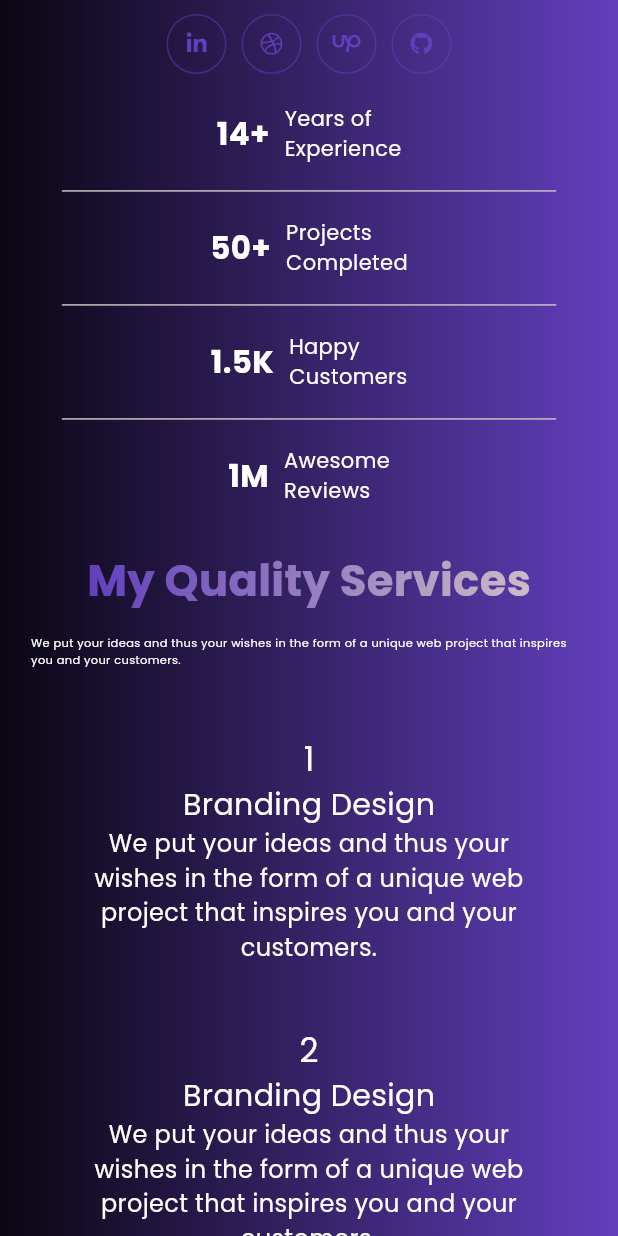
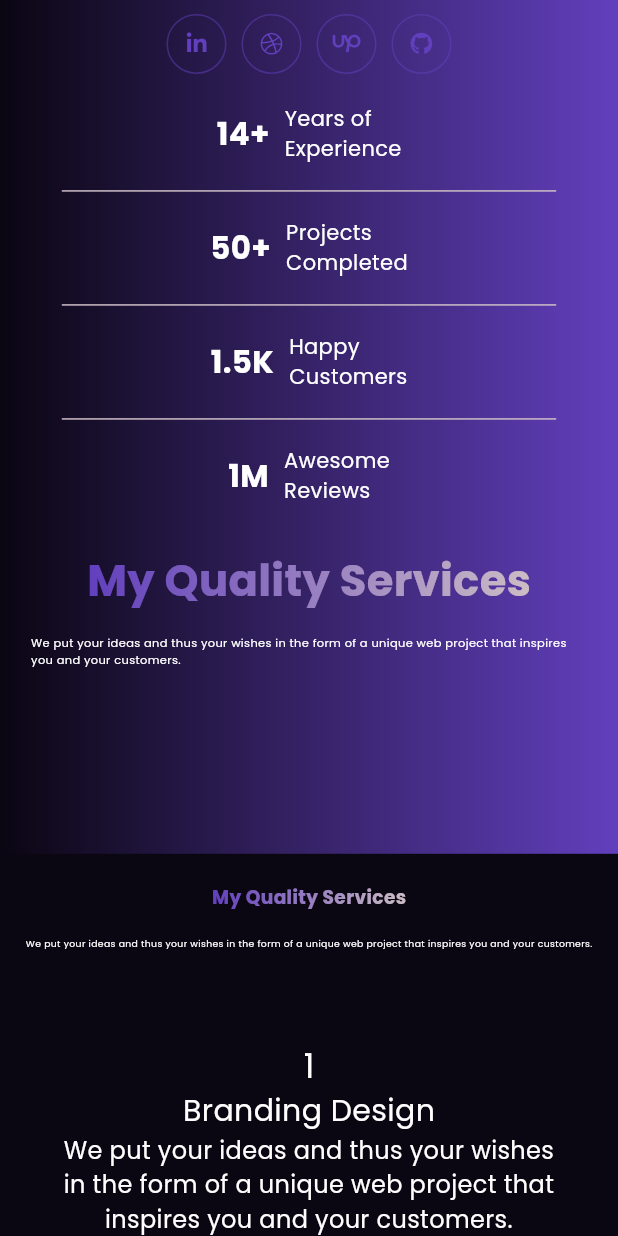
Before and after one commit to sujalraj00/portfolio, a Flutter app: the TabLayout screen opened directly, scrolled down 576 dp, on a phone screen of 412 x 824 dp. Run offline on Flutter 3.47's test engine with Material 3 defaults, Android fonts, the phone set to English and light mode, and no system bars; drawn by our look-alikes of simple_gradient_text; our stand-ins replace font_awesome_flutter.

```diff
--- a/lib/screens/largeScreen/desktop_layout_page.dart
+++ b/lib/screens/largeScreen/desktop_layout_page.dart
@@ -8,6 +8,7 @@ import 'package:portfolio/screens/widgets/gradient_text_widget.dart';
 import 'package:portfolio/screens/widgets/header_text_widget.dart';
 import 'package:portfolio/screens/widgets/myservices_widget.dart';
 import 'package:portfolio/screens/widgets/rotating_image_widget.dart';
+import 'package:portfolio/screens/widgets/techstack_page.dart';
 import 'package:simple_gradient_text/simple_gradient_text.dart';
 
 class DeskTopLayout extends StatefulWidget {
@@ -58,7 +59,7 @@ class _DeskTopLayoutState extends State<DeskTopLayout> with SingleTickerProvider
                    HeaderTextWidget(
                      size: size,
                    ),
-                   SizedBox(height: 20,),
+                   const SizedBox(height: 20,),
                    Social_large(size: size),
 
                  ],
@@ -67,7 +68,7 @@ class _DeskTopLayoutState extends State<DeskTopLayout> with SingleTickerProvider
                Expanded(child: Container(
 
 
-                 child: Column
+                 child: const Column
                    (
                    mainAxisAlignment: MainAxisAlignment.center,
                    children: [
@@ -110,6 +111,7 @@ class _DeskTopLayoutState extends State<DeskTopLayout> with SingleTickerProvider
                  ),
                ),
 
+               TechStackPage(),
                Container(
                  width: size.width,
                  padding: EdgeInsets.symmetric(vertical: size.width *0.05),
@@ -125,6 +127,8 @@ class _DeskTopLayoutState extends State<DeskTopLayout> with SingleTickerProvider
                  height: size.height,
                  child:  CustomTabBarView(tabController: _tabController),),
 
+
+
              ],
      ),
      ),
--- a/lib/screens/tablet/tablet_layout_page.dart
+++ b/lib/screens/tablet/tablet_layout_page.dart
@@ -3,6 +3,8 @@ import 'package:font_awesome_flutter/font_awesome_flutter.dart';
 import 'package:portfolio/constants/colors.dart';
 import 'package:portfolio/constants/styles.dart';
 import 'package:portfolio/screens/widgets/count_container_widget.dart';
+import 'package:portfolio/screens/widgets/custom_tabbar.dart';
+import 'package:portfolio/screens/widgets/gradient_text_widget.dart';
 import 'package:portfolio/screens/widgets/header_text_widget.dart';
 import 'package:portfolio/screens/widgets/myservices_widget.dart';
 import 'package:portfolio/screens/widgets/rotating_image_widget.dart';
@@ -18,7 +20,24 @@ class TabLayout extends StatefulWidget {
   State<TabLayout> createState() => _TabLayoutState();
 }
 
-class _TabLayoutState extends State<TabLayout> {
+class _TabLayoutState extends State<TabLayout> with SingleTickerProviderStateMixin {
+  late TabController _tabController;
+
+
+  @override
+  void initState() {
+    _tabController = TabController(length: 4, vsync: this);
+    super.initState();
+  }
+
+  @override
+  void dispose() {
+    _tabController.dispose();
+    super.dispose();
+  }
+
+
+
   @override
   Widget build(BuildContext context) {
     Size size = MediaQuery.of(context).size;
@@ -64,7 +83,7 @@ class _TabLayoutState extends State<TabLayout> {
                   ],
 
                 ),
-                SizedBox(
+                const SizedBox(
                   height: 20,
                 ),
                 Container(
@@ -74,36 +93,70 @@ class _TabLayoutState extends State<TabLayout> {
                       mainAxisAlignment: MainAxisAlignment.spaceBetween,
                       children: [
                         CountContainerWidget(size: size, text1: '14+', text2: 'Years of', text3: 'Experience',),
-                        SizedBox(height: 10,),
+                        const SizedBox(height: 10,),
                         Divider(color: AppColors.paleSlate,
                           indent: size.width*0.05,
                           endIndent: size.width*0.05,),
-                        SizedBox(height: 10,),
+                        const SizedBox(height: 10,),
                         CountContainerWidget(size: size, text1: '50+', text2: 'Projects', text3: 'Completed',),
-                        SizedBox(height: 10,),
+                        const SizedBox(height: 10,),
                         Divider(color: AppColors.paleSlate,
                           indent: size.width*0.05,
                           endIndent: size.width*0.05,),
-                        SizedBox(height: 10,),
+                        const SizedBox(height: 10,),
                         CountContainerWidget(size: size, text1: '1.5K', text2: 'Happy', text3: 'Customers',),
-                        SizedBox(height: 10,),
+                        const SizedBox(height: 10,),
                         Divider(color: AppColors.paleSlate,
                           indent: size.width*0.05,
                           endIndent: size.width*0.05,),
-                        SizedBox(height: 10,),
+                        const SizedBox(height: 10,),
                         CountContainerWidget(size: size, text1: '1M', text2: 'Awesome', text3: 'Reviews',),
                         SizedBox(height: size.height * 0.035,),
-                        GradientText( "My Quality Services",colors: [AppColors.studio,AppColors.paleSlate ],  style: TextStyle(fontFamily: 'Poppins',
+                        GradientText( "My Quality Services",colors: const [AppColors.studio,AppColors.paleSlate ],  style: TextStyle(fontFamily: 'Poppins',
                             fontSize: size.width * 0.070,
                             fontWeight: FontWeight.bold),),
                         SizedBox(height: size.height * 0.02,),
                         Text('We put your ideas and thus your wishes in the form of a unique web project that inspires you and your customers.',
                           style: TextStyle(fontWeight: FontWeight.w400, fontSize: size.width*0.0185,  fontFamily: 'Poppins', color: Colors.white),),
                         SizedBox(height: size.height * 0.030,),
-                        MyServicesWidget(size : size),
+
                       ],
                     )
                 ),
+
+                SizedBox(height: size.height*0.12,),
+                Container(
+                  color: AppColors.ebony,
+                  padding: EdgeInsets.symmetric(vertical: size.width*0.05,),
+                  child: Column(
+                    children: [
+                      GradientText( "My Quality Services",colors: const [AppColors.studio,AppColors.paleSlate ],  style: TextStyle(fontFamily: 'Poppins',
+                          fontSize: size.width * 0.030,
+                          fontWeight: FontWeight.bold),),
+                      SizedBox(height: size.height * 0.02,),
+                      Text('We put your ideas and thus your wishes in the form of a unique web project that inspires you and your customers.',
+                        style: TextStyle(fontWeight: FontWeight.w400, fontSize: size.width*0.015, fontFamily: 'Poppins', color: Colors.white),),
+                      SizedBox(height: size.height * 0.05,),
+                      MyServicesWidget(size : size),
+                    ],
+                  ),
+                ),
+
+                Container(
+                    width: size.width,
+                    padding: EdgeInsets.symmetric(vertical: size.width *0.05),
+                    child: Column(
+                        children : [
+                          GradientTextWidget(size: size, text1: "My Recent Works"),
+                          SizedBox(height : size.height * 0.01),
+                          CustomTabBar(tabController: _tabController)
+                        ]
+                    )
+                ),
+                Container(
+                  height: size.height,
+                  child:  CustomTabBarView(tabController: _tabController),),
+
 
               ],
             ),
```
